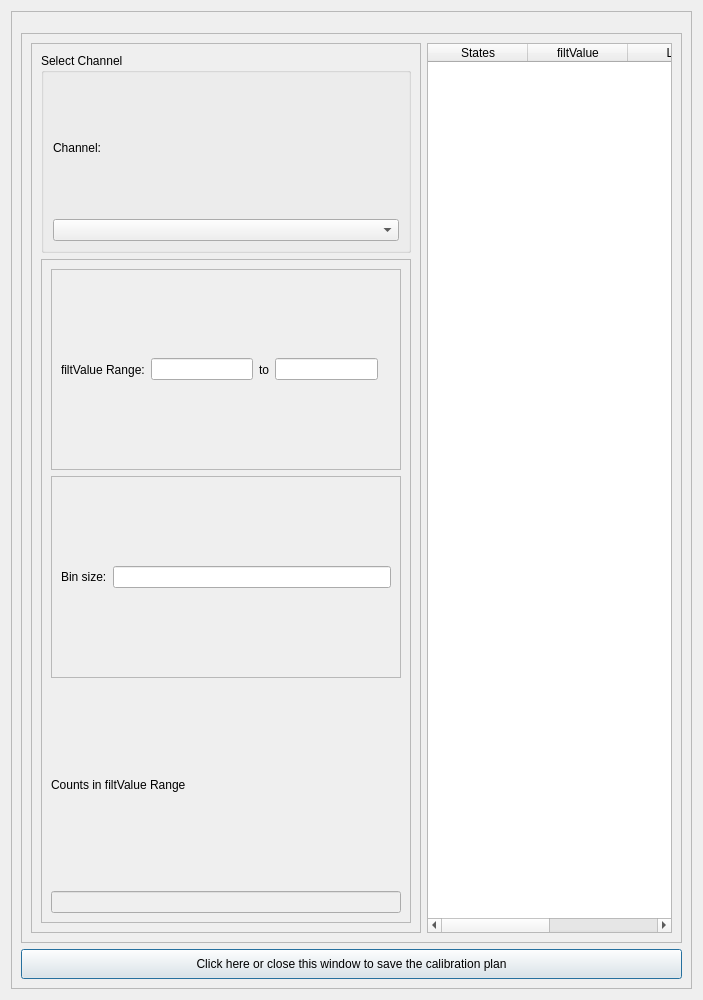
The window that massGui/ui/ChannelBrowser.ui (gmondee/massGui) describes before a commit, drawn with Qt 5.
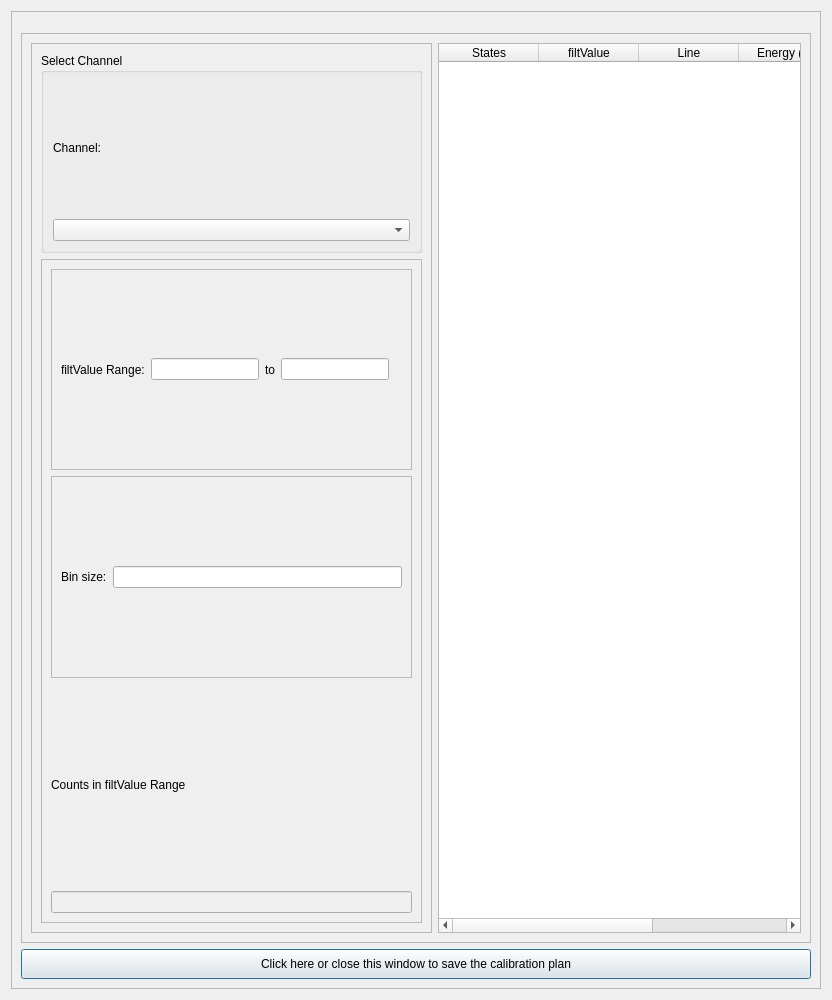
The same window after the commit. Custom widgets are drawn as their Qt base class.

Commit message: Bring table data back to line ID window, delete lines

```diff
--- a/massGui/ui/ChannelBrowser.ui
+++ b/massGui/ui/ChannelBrowser.ui
@@ -6,7 +6,7 @@
    <rect>
     <x>0</x>
     <y>0</y>
-    <width>703</width>
+    <width>832</width>
     <height>1000</height>
    </rect>
   </property>
@@ -268,6 +268,11 @@
              <string>Energy (eV)</string>
             </property>
            </column>
+           <column>
+            <property name="text">
+             <string>Delete</string>
+            </property>
+           </column>
           </widget>
          </item>
         </layout>
```
The commit also changes 2 other files.
